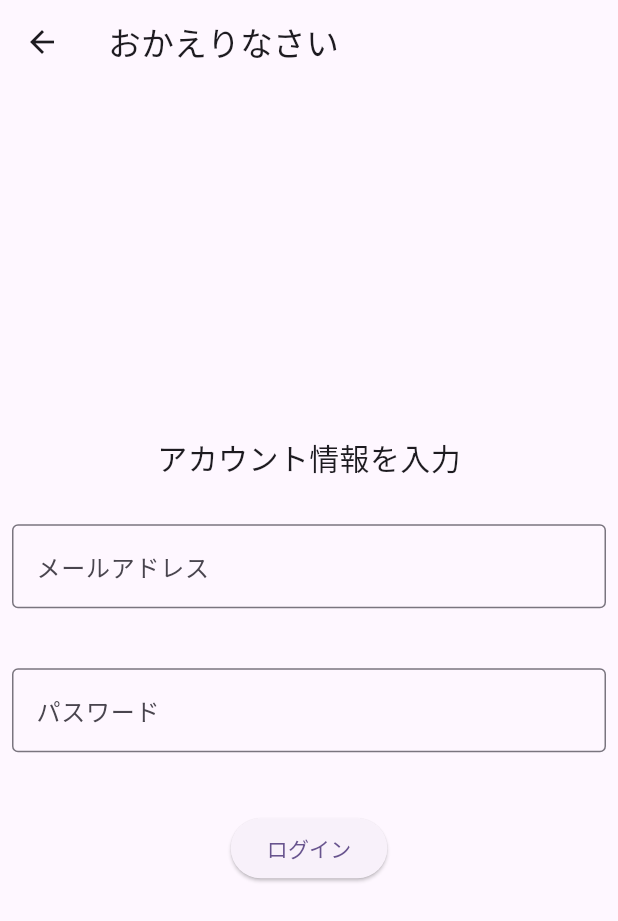
After one commit to Haruki1090/SearchGithubRepository, a Flutter app: the LogInScreen screen opened directly, on a phone screen of 412 x 824 dp. The commit adds this screen. Shown: the top 921 px of the screen. Run offline on Flutter 3.47's test engine with Material 3 defaults, Android fonts, the phone set to English and light mode, and no system bars; our stand-ins replace firebase_core, flutter_riverpod; accounts and stored records are empty; generated files the repository leaves out were written again.

Commit message:
ログイン画面の設置

```diff
--- a/lib/screens/home_screen.dart
+++ b/lib/screens/home_screen.dart
@@ -2,6 +2,7 @@
 import 'package:flutter/material.dart';
 import 'package:flutter_riverpod/flutter_riverpod.dart';
 import 'package:search_github_repository/screens/create_account_screen.dart';
+import 'package:search_github_repository/screens/login_screen.dart';
 import 'package:search_github_repository/screens/result_page.dart';
 import 'dart:convert';
 import 'package:http/http.dart' as http;
@@ -88,6 +89,11 @@ class HomeScreen extends ConsumerWidget {
                           ElevatedButton(
                             onPressed: () {
                               Navigator.of(context).pop();
+                              Navigator.of(context).push(
+                                MaterialPageRoute(
+                                  builder: (context) => const LogInScreen(),
+                                ),
+                              );
                             },
                             child: const Text('ログイン'),
                           ),
--- /dev/null
+++ b/lib/screens/login_screen.dart
@@ -0,0 +1,46 @@
+import 'package:flutter/material.dart';
+
+class LogInScreen extends StatelessWidget {
+  const LogInScreen({super.key});
+
+  @override
+  Widget build(BuildContext context) {
+    return Scaffold(
+      appBar: AppBar(
+        title: const Text('おかえりなさい'),
+      ),
+      body: Center(
+        child: Padding(
+          padding: const EdgeInsets.all(8.0),
+          child: Column(
+            mainAxisAlignment: MainAxisAlignment.center,
+            children: <Widget>[
+              const Text('アカウント情報を入力', style: TextStyle(fontSize: 20)),
+              const SizedBox(height: 30),
+              const TextField(
+                decoration: InputDecoration(
+                  border: OutlineInputBorder(),
+                  labelText: 'メールアドレス',
+                ),
+              ),
+              const SizedBox(height: 40),
+              const TextField(
+                decoration: InputDecoration(
+                  border: OutlineInputBorder(),
+                  labelText: 'パスワード',
+                ),
+              ),
+              const SizedBox(height: 40),
+              ElevatedButton(
+                onPressed: () {
+                  // ユーザー登録処理
+                },
+                child: const Text('ログイン'),
+              ),
+            ],
+          ),
+        ),
+      ),
+    );
+  }
+}
```
